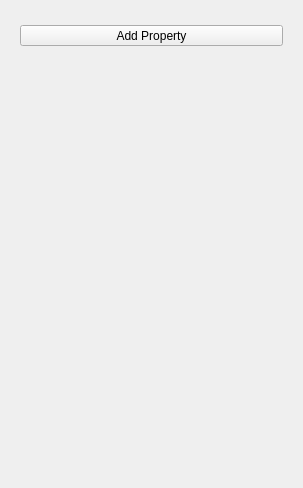
This is propertylistwidget.ui in jahshaka/Effects as Qt 5 draws it before an edit. The edited form follows.
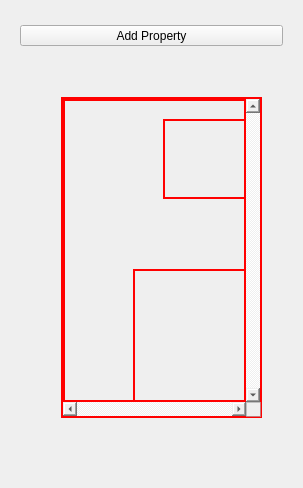
This is the edited form.

Commit message:
Added scrool area to property list widget
- when moving view, selection indicator no longer appears
- styled scroll bar

```diff
--- a/propertylistwidget.ui
+++ b/propertylistwidget.ui
@@ -40,7 +40,61 @@
     </widget>
    </item>
    <item>
-    <widget class="QWidget" name="widgetList" native="true"/>
+    <widget class="QWidget" name="widgetList" native="true">
+     <widget class="QScrollArea" name="scrollArea">
+      <property name="geometry">
+       <rect>
+        <x>50</x>
+        <y>30</y>
+        <width>201</width>
+        <height>321</height>
+       </rect>
+      </property>
+      <property name="styleSheet">
+       <string notr="true">border-left-color: rgb(255, 85, 127);
+border : 2px solid red;</string>
+      </property>
+      <property name="verticalScrollBarPolicy">
+       <enum>Qt::ScrollBarAlwaysOn</enum>
+      </property>
+      <property name="horizontalScrollBarPolicy">
+       <enum>Qt::ScrollBarAlwaysOn</enum>
+      </property>
+      <property name="widgetResizable">
+       <bool>true</bool>
+      </property>
+      <widget class="QWidget" name="scrollAreaWidgetContents">
+       <property name="geometry">
+        <rect>
+         <x>0</x>
+         <y>0</y>
+         <width>187</width>
+         <height>307</height>
+        </rect>
+       </property>
+       <widget class="QWidget" name="widget_2" native="true">
+        <property name="geometry">
+         <rect>
+          <x>100</x>
+          <y>20</y>
+          <width>120</width>
+          <height>80</height>
+         </rect>
+        </property>
+       </widget>
+       <widget class="QWidget" name="widget_3" native="true">
+        <property name="geometry">
+         <rect>
+          <x>70</x>
+          <y>170</y>
+          <width>120</width>
+          <height>191</height>
+         </rect>
+        </property>
+       </widget>
+      </widget>
+     </widget>
+    </widget>
    </item>
   </layout>
  </widget>
```
The commit also changes 4 other files.
